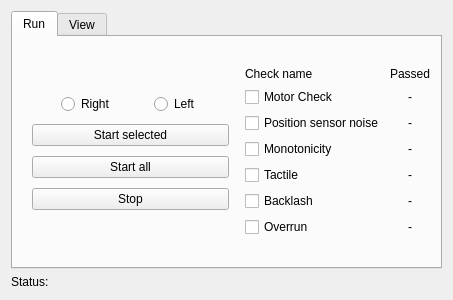
Old version of the form sr_health_check/uis/SrHealthCheck.ui in the repository shadow-robot/sr-visualization.
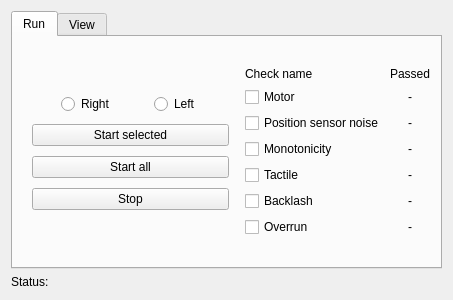
New version of the form.

Patch:
```diff
--- a/sr_health_check/uis/SrHealthCheck.ui
+++ b/sr_health_check/uis/SrHealthCheck.ui
@@ -183,7 +183,7 @@
               </sizepolicy>
              </property>
              <property name="text">
-              <string>Motor Check</string>
+              <string>Motor</string>
              </property>
              <property name="checked">
               <bool>false</bool>
```
